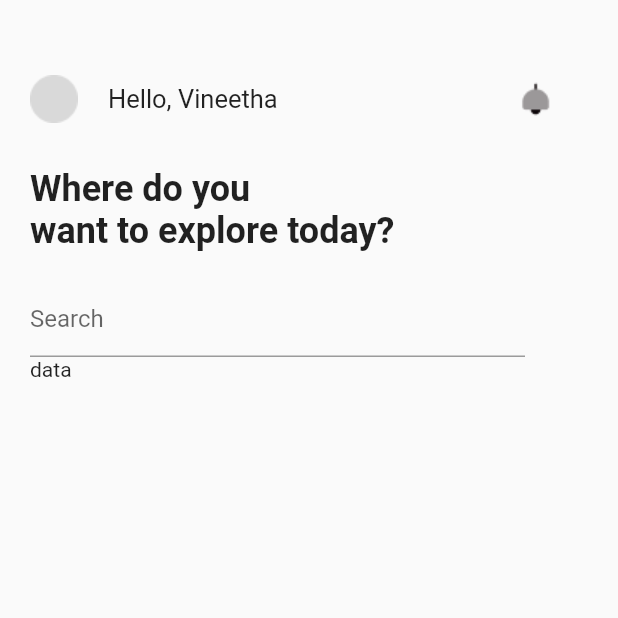
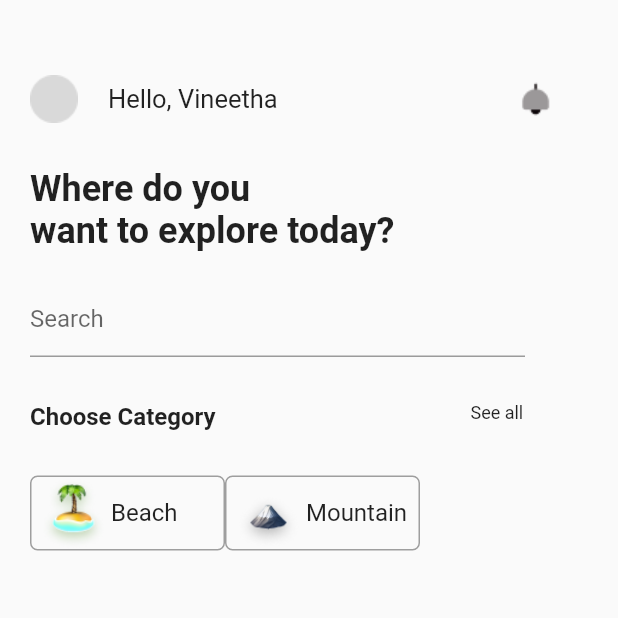
Before and after one commit to ziyad00/Travel-App, a Flutter app: the screen it shows after launch, on a phone screen of 412 x 824 dp, the top half of it. Run offline on Flutter 3.47's test engine with Material 2 defaults, Android fonts, the phone set to English and light mode, and no system bars.

Commit message:
add category

```diff
--- a/lib/screens/home_screen.dart
+++ b/lib/screens/home_screen.dart
@@ -1,6 +1,7 @@
 import 'package:flutter/material.dart';
 import 'package:flutter/src/widgets/container.dart';
 import 'package:flutter/src/widgets/framework.dart';
+import 'package:travel_app/widgets/ChooseCategory.dart';
 import 'package:travel_app/widgets/app_bar.dart';
 import 'package:travel_app/widgets/seacrh.dart';
 
@@ -29,7 +30,10 @@ class HomeScreen extends StatelessWidget {
                 height: 30,
               ),
               Search(),
-              Text("data"),
+              SizedBox(
+                height: 30,
+              ),
+              ChooseCategory(),
             ],
           ),
         ],
--- /dev/null
+++ b/lib/widgets/ChooseCategory.dart
@@ -0,0 +1,113 @@
+import 'package:flutter/material.dart';
+
+class ChooseCategory extends StatelessWidget {
+  const ChooseCategory({
+    Key? key,
+  }) : super(key: key);
+
+  @override
+  Widget build(BuildContext context) {
+    return Column(
+      crossAxisAlignment: CrossAxisAlignment.start,
+      children: [
+        Row(
+          mainAxisAlignment: MainAxisAlignment.spaceAround,
+          crossAxisAlignment: CrossAxisAlignment.start,
+          children: [
+            Text(
+              "Choose Category",
+              style: TextStyle(fontSize: 16, fontWeight: FontWeight.bold),
+            ),
+            SizedBox(
+              width: 170,
+            ),
+            Text(
+              "See all",
+              style: TextStyle(
+                fontSize: 12,
+              ),
+            ),
+          ],
+        ),
+        SizedBox(
+          height: 30,
+        ),
+        CategoryRow(),
+      ],
+    );
+  }
+}
+
+class CategoryRow extends StatelessWidget {
+  const CategoryRow({
+    Key? key,
+  }) : super(key: key);
+
+  @override
+  Widget build(BuildContext context) {
+    return Row(
+      crossAxisAlignment: CrossAxisAlignment.start,
+      children: [
+        CategoryCard(
+          image: Image.asset(
+            'images/1.png',
+            fit: BoxFit.contain,
+            height: 100,
+            width: 50,
+          ),
+          name: Text(
+            "Beach",
+            style: TextStyle(
+              fontSize: 16,
+            ),
+          ),
+        ),
+        CategoryCard(
+          image: Image.asset(
+            'images/3.png',
+            fit: BoxFit.contain,
+            height: 50,
+            width: 50,
+          ),
+          name: Text(
+            "Mountain",
+            style: TextStyle(
+              fontSize: 16,
+            ),
+          ),
+        ),
+      ],
+    );
+  }
+}
+
+class CategoryCard extends StatelessWidget {
+  final Image image;
+  final Text name;
+  const CategoryCard({
+    Key? key,
+    required this.image,
+    required this.name,
+  }) : super(key: key);
+
+  @override
+  Widget build(BuildContext context) {
+    return Container(
+      width: 130,
+      height: 50,
+      padding: EdgeInsets.fromLTRB(3, 0, 0, 0),
+      decoration: BoxDecoration(
+        border: Border.all(color: Colors.grey),
+        borderRadius: BorderRadius.all(Radius.circular(5.0)),
+      ),
+      child: Center(
+          child: Row(
+        // mainAxisAlignment: MainAxisAlignment.spaceBetween,
+        children: [
+          image,
+          name,
+        ],
+      )),
+    );
+  }
+}
```
Also changed, not shown: images/1.png (added), images/3.png (added).
